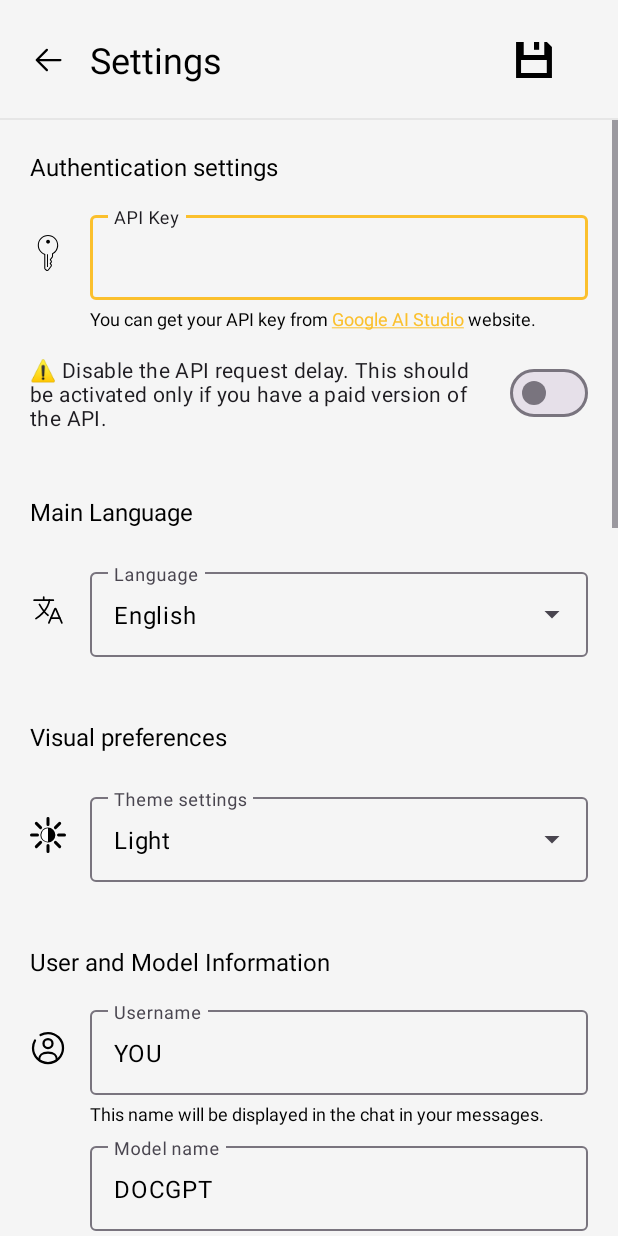
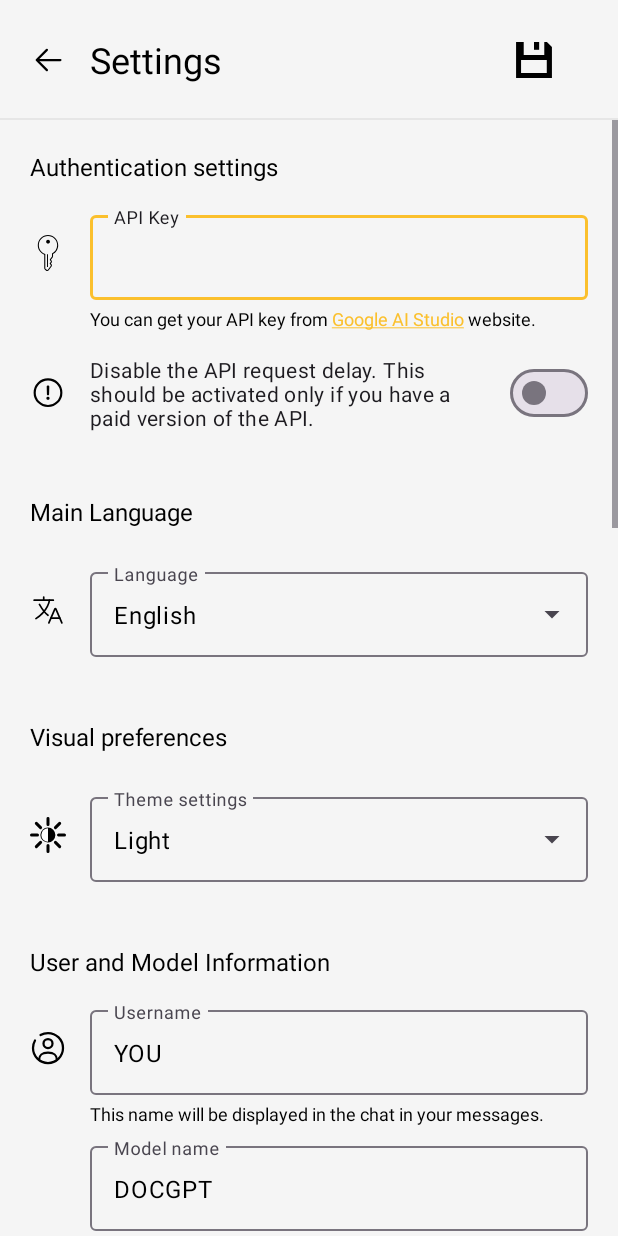
Before and after one commit to ImadSaddik/DoCamp, an Android app: the SettingsActivity screen opened directly, with no data from a screen before it, on a phone screen of 412 x 824 dp. Run offline under Robolectric (Android 15) with nearby library versions, the phone set to English and light mode, and no system bars; Roboto replaces fonts that are not available here; 1 statement that could not run was skipped.

Commit message:
Changed the disable api key switch icon

```diff
--- a/app/src/main/res/layout/activity_settings.xml
+++ b/app/src/main/res/layout/activity_settings.xml
@@ -114,12 +114,26 @@
                     android:textColor="?attr/textPrimaryColor"
                     android:textSize="12sp" />
 
-                <com.google.android.material.materialswitch.MaterialSwitch
-                    android:id="@+id/apiKeyDelaySwitch"
+                <LinearLayout
                     android:layout_width="match_parent"
                     android:layout_height="wrap_content"
                     android:layout_marginTop="16dp"
-                    android:text="@string/api_key_toggle_delay_off" />
+                    android:gravity="center_vertical"
+                    android:orientation="horizontal">
+
+                    <ImageView
+                        android:layout_width="24dp"
+                        android:layout_height="wrap_content"
+                        android:layout_marginEnd="16dp"
+                        app:srcCompat="@drawable/alert_icon" />
+
+                    <com.google.android.material.materialswitch.MaterialSwitch
+                        android:id="@+id/apiKeyDelaySwitch"
+                        android:layout_width="match_parent"
+                        android:layout_height="wrap_content"
+                        android:text="@string/api_key_toggle_delay_off" />
+
+                </LinearLayout>
             </LinearLayout>
 
             <LinearLayout
--- a/app/src/main/res/values/strings.xml
+++ b/app/src/main/res/values/strings.xml
@@ -80,6 +80,6 @@
     <string name="google_sign_out">Sign Out</string>
     <string name="confirm_sign_out">Do you want to Sign Out ?</string>
     <string name="api_sleep_time_clarification"><b>Note:</b> When processing files by default a delay is added because the free version of the Gemini API has some limitations. If you have a paid API Key, then you can disable this delay in the settings.</string>
-    <string name="api_key_toggle_delay_off">⚠️ Disable the API request delay. This should be activated only if you have a paid version of the API.</string>
+    <string name="api_key_toggle_delay_off">Disable the API request delay. This should be activated only if you have a paid version of the API.</string>
 
 </resources>
```
Also changed, not shown: 1 other file.
